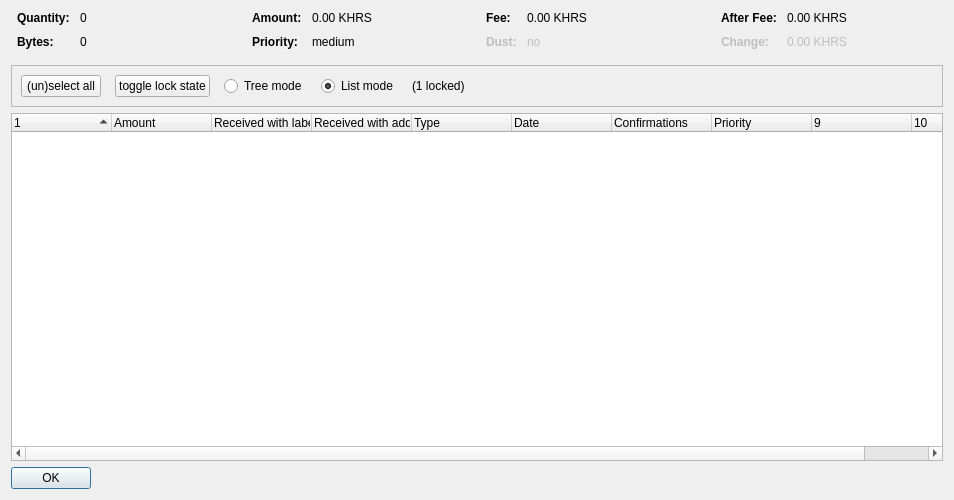
Old version of the form src/qt/forms/coincontroldialog.ui in the repository Khrysus-dev/KhrysusCoin.
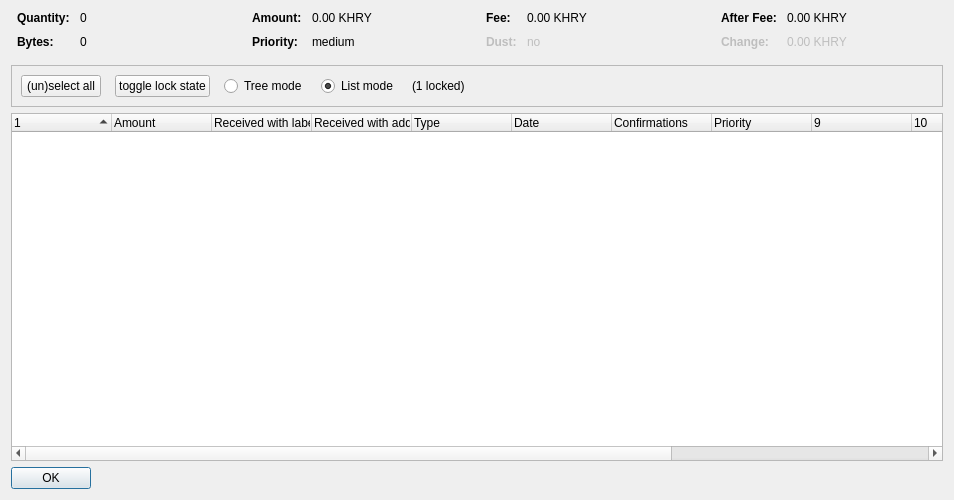
New version of the form. Custom widgets are drawn as their Qt base class.

Diff of the .ui file:
```diff
--- a/src/qt/forms/coincontroldialog.ui
+++ b/src/qt/forms/coincontroldialog.ui
@@ -132,7 +132,7 @@
           <enum>Qt::ActionsContextMenu</enum>
          </property>
          <property name="text">
-          <string notr="true">0.00 KHRS</string>
+          <string notr="true">0.00 KHRY</string>
          </property>
          <property name="textInteractionFlags">
           <set>Qt::LinksAccessibleByMouse|Qt::TextSelectableByKeyboard|Qt::TextSelectableByMouse</set>
@@ -206,7 +206,7 @@
           <enum>Qt::ActionsContextMenu</enum>
          </property>
          <property name="text">
-          <string notr="true">0.00 KHRS</string>
+          <string notr="true">0.00 KHRY</string>
          </property>
          <property name="textInteractionFlags">
           <set>Qt::LinksAccessibleByMouse|Qt::TextSelectableByKeyboard|Qt::TextSelectableByMouse</set>
@@ -286,7 +286,7 @@
           <enum>Qt::ActionsContextMenu</enum>
          </property>
          <property name="text">
-          <string notr="true">0.00 KHRS</string>
+          <string notr="true">0.00 KHRY</string>
          </property>
          <property name="textInteractionFlags">
           <set>Qt::LinksAccessibleByMouse|Qt::TextSelectableByKeyboard|Qt::TextSelectableByMouse</set>
@@ -321,7 +321,7 @@
           <enum>Qt::ActionsContextMenu</enum>
          </property>
          <property name="text">
-          <string notr="true">0.00 KHRS</string>
+          <string notr="true">0.00 KHRY</string>
          </property>
          <property name="textInteractionFlags">
           <set>Qt::LinksAccessibleByMouse|Qt::TextSelectableByKeyboard|Qt::TextSelectableByMouse</set>
@@ -447,7 +447,7 @@
       <bool>false</bool>
      </property>
      <property name="columnCount">
-      <number>10</number>
+      <number>13</number>
      </property>
      <attribute name="headerShowSortIndicator" stdset="0">
       <bool>true</bool>
@@ -508,6 +508,21 @@
        <string/>
       </property>
      </column>
+     <column>
+      <property name="text">
+       <string/>
+      </property>
+     </column>
+     <column>
+      <property name="text">
+       <string/>
+      </property>
+     </column>
+     <column>
+      <property name="text">
+       <string/>
+      </property>
+     </column>
     </widget>
    </item>
    <item>
```
Left out of the diff: 4 changed lines with no effect on the pictures.
